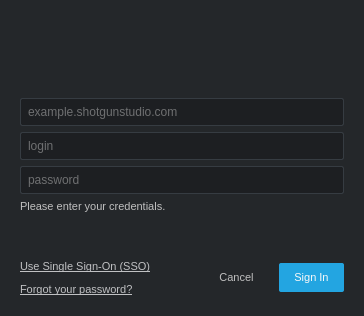
First picture: the form in python/tank/authentication/resources/login_dialog.ui, repository shotgunsoftware/tk-core, before the edit.
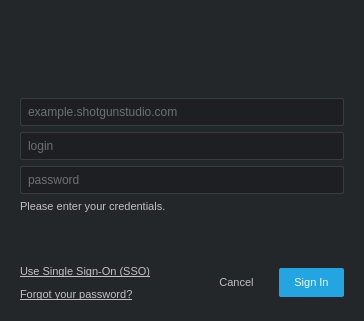
Second picture: the form after the edit. Icons and pictures are not drawn. Custom widgets are drawn as their Qt base class.

Commit message: Login dialog cleanup

The edit to the form file:
```diff
--- a/python/tank/authentication/resources/login_dialog.ui
+++ b/python/tank/authentication/resources/login_dialog.ui
@@ -10,7 +10,7 @@
     <x>0</x>
     <y>0</y>
     <width>364</width>
-    <height>316</height>
+    <height>321</height>
    </rect>
   </property>
   <property name="minimumSize">
@@ -224,7 +224,7 @@
            <item>
             <widget class="QLabel" name="use_sso_link">
              <property name="text">
-              <string>&lt;html&gt;&lt;head/&gt;&lt;body&gt;&lt;p&gt;&lt;a href=&quot;http://mystudio.shotgunstudio.com/user/forgot_password&quot;&gt;&lt;span style=&quot; text-decoration: underline; color:#c0c1c3;&quot;&gt;Use Single Sign-On (SSO)&lt;/span&gt;&lt;/a&gt;&lt;/p&gt;&lt;/body&gt;&lt;/html&gt;</string>
+              <string>&lt;a href=&quot;about:blank&quot;&gt;&lt;span style=&quot; text-decoration: underline; color:#c0c1c3;&quot;&gt;Use Single Sign-On (SSO)&lt;/span&gt;&lt;/a&gt;</string>
              </property>
              <property name="textFormat">
               <enum>Qt::RichText</enum>
```
The commit also changes 2 other files.
